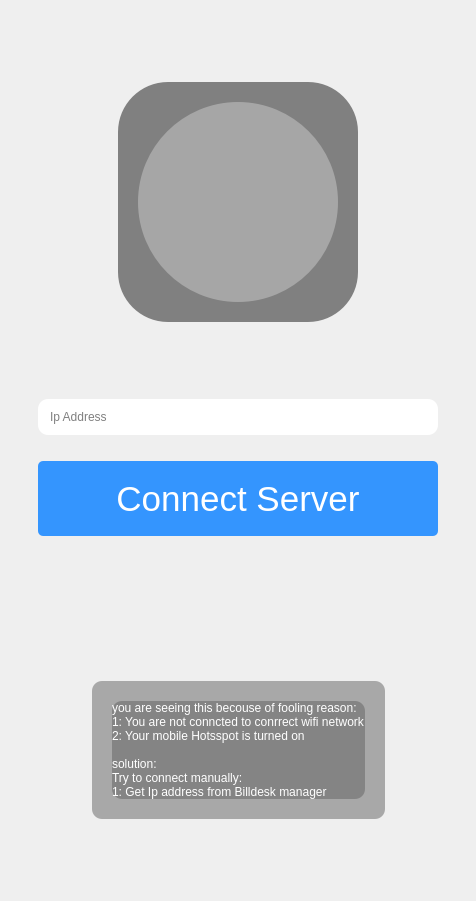
Qt form widget/serverConnection/serverconnection.ui (Anmol-A-jain/Dyner-order-client) before a commit.
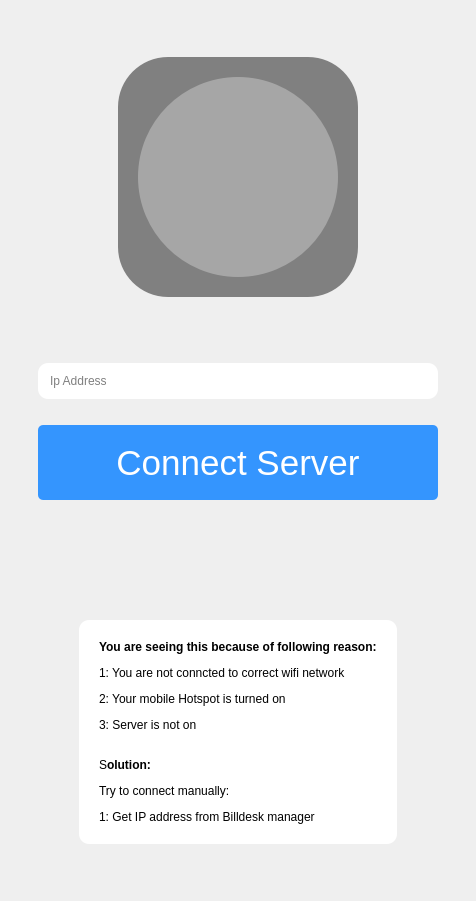
The same form after that commit. Icons and pictures are not drawn.

Commit message: i hate bugs

What changed in the file:
```diff
--- a/widget/serverConnection/serverconnection.ui
+++ b/widget/serverConnection/serverconnection.ui
@@ -333,7 +333,7 @@
      <item>
       <widget class="QWidget" name="horizontalWidget_2" native="true">
        <property name="styleSheet">
-        <string notr="true">background-color: rgba(94, 94, 94, 125);
+        <string notr="true">background-color: white;
 border-radius:10px;</string>
        </property>
        <layout class="QHBoxLayout" name="horizontalLayout_3">
@@ -352,16 +352,10 @@
         <item>
          <widget class="QLabel" name="label">
           <property name="styleSheet">
-           <string notr="true">color: rgb(255, 255, 255);</string>
+           <string notr="true">color: black;</string>
           </property>
           <property name="text">
-           <string>you are seeing this becouse of fooling reason:
-1: You are not conncted to conrrect wifi network
-2: Your mobile Hotsspot is turned on
-
-solution:
-Try to connect manually:
-1: Get Ip address from Billdesk manager</string>
+           <string>&lt;html&gt;&lt;head/&gt;&lt;body&gt;&lt;p&gt;&lt;span style=&quot; font-weight:600;&quot;&gt;You are seeing this because of following reason:&lt;/span&gt;&lt;/p&gt;&lt;p&gt;1: You are not conncted to correct wifi network&lt;/p&gt;&lt;p&gt;2: Your mobile Hotspot is turned on&lt;/p&gt;&lt;p&gt;3: Server is not on&lt;/p&gt;&lt;p&gt;&lt;br/&gt;S&lt;span style=&quot; font-weight:600;&quot;&gt;olution:&lt;/span&gt;&lt;/p&gt;&lt;p&gt;Try to connect manually:&lt;/p&gt;&lt;p&gt;1: Get IP address from Billdesk manager&lt;/p&gt;&lt;/body&gt;&lt;/html&gt;</string>
           </property>
           <property name="wordWrap">
            <bool>true</bool>
```
The commit also changes 2 other files.
